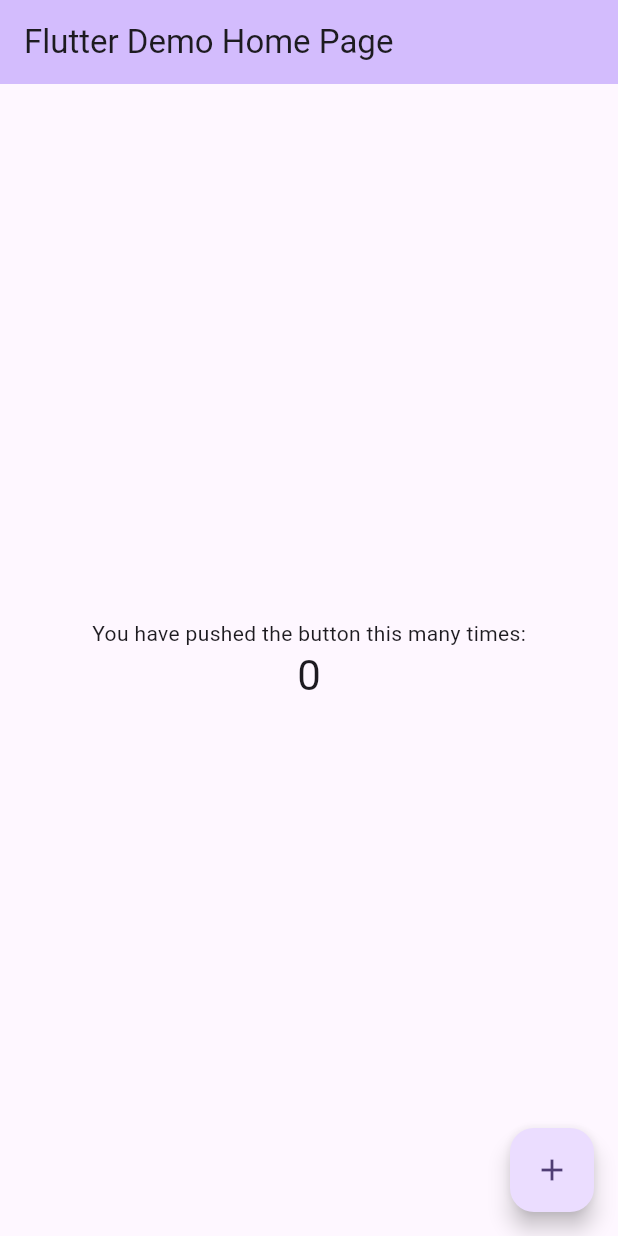
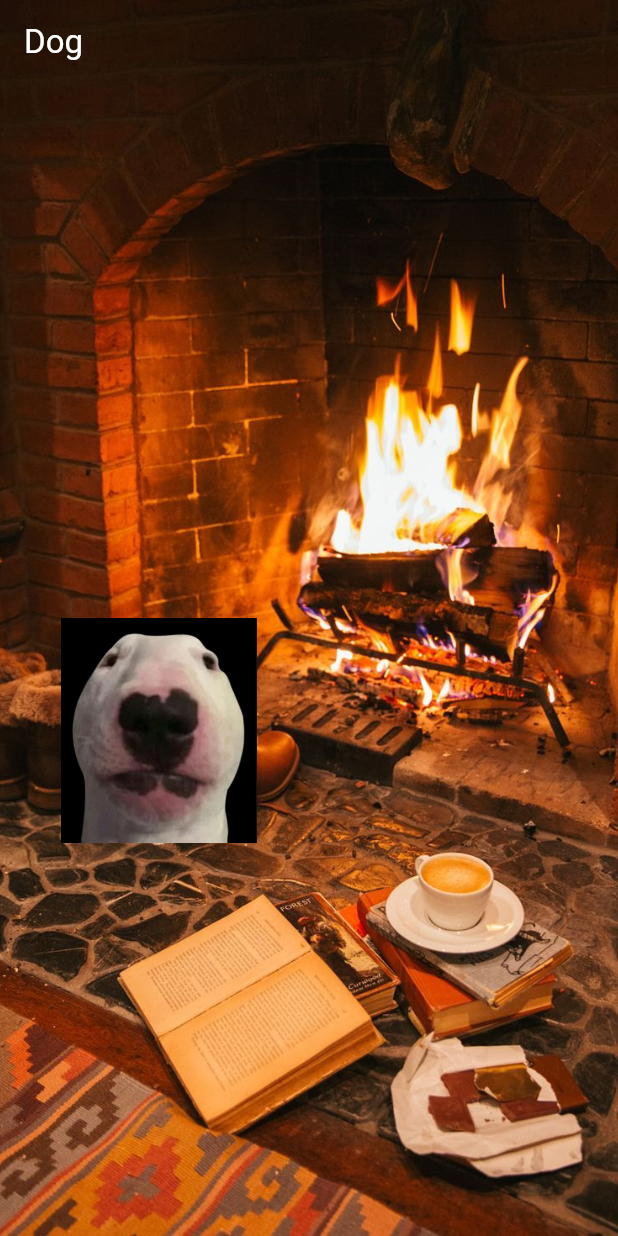
Before and after one commit to frykher/my-talking-dog, a Flutter app: the screen it shows after launch, on a phone screen of 412 x 824 dp. Run offline on Flutter 3.47's test engine with Material 2 defaults, Android fonts, the phone set to English and light mode, and no system bars.

Commit message:
basic layout

```diff
--- /dev/null
+++ b/lib/dog.dart
@@ -0,0 +1,26 @@
+import 'package:flutter/material.dart';
+
+class Dog extends StatelessWidget {
+  const Dog({
+    super.key,
+  });
+
+  @override
+  Widget build(BuildContext context) {
+    return Container(
+        decoration: const BoxDecoration(
+            image: DecorationImage(
+          image: AssetImage('assets/talking-dog-wallpaper.jpeg'),
+          fit: BoxFit.cover,
+        )),
+        child: Container(
+          margin: const EdgeInsets.only(top: 150, right: 200),
+          child: const Center(
+              child: Image(
+            image: AssetImage('assets/dog.png'),
+            width: 150,
+            height: 150,
+          )),
+        ));
+  }
+}
--- a/lib/main.dart
+++ b/lib/main.dart
@@ -1,4 +1,5 @@
 import 'package:flutter/material.dart';
+import 'package:my_talking_dog/dog.dart';
 
 void main() {
   runApp(const MyApp());
@@ -13,58 +14,26 @@ class MyApp extends StatelessWidget {
     return MaterialApp(
       title: 'Flutter Demo',
       theme: ThemeData(
-        colorScheme: ColorScheme.fromSeed(seedColor: Colors.deepPurple),
         useMaterial3: true,
       ),
-      home: const MyHomePage(title: 'Flutter Demo Home Page'),
+      home: const MyHomePage(),
     );
   }
 }
 
-class MyHomePage extends StatefulWidget {
-  const MyHomePage({super.key, required this.title});
-
-  final String title;
-
-  @override
-  State<MyHomePage> createState() => _MyHomePageState();
-}
-
-class _MyHomePageState extends State<MyHomePage> {
-  int _counter = 0;
-
-  void _incrementCounter() {
-    setState(() {
-      _counter++;
-    });
-  }
+class MyHomePage extends StatelessWidget {
+  const MyHomePage({super.key});
 
   @override
   Widget build(BuildContext context) {
     return Scaffold(
       appBar: AppBar(
-        backgroundColor: Theme.of(context).colorScheme.inversePrimary,
-        title: Text(widget.title),
+        title: Text('Dog', style: TextStyle(color: Colors.white)),
+        elevation: 0,
+        backgroundColor: Colors.transparent,
       ),
-      body: Center(
-        child: Column(
-          mainAxisAlignment: MainAxisAlignment.center,
-          children: <Widget>[
-            const Text(
-              'You have pushed the button this many times:',
-            ),
-            Text(
-              '$_counter',
-              style: Theme.of(context).textTheme.headlineMedium,
-            ),
-          ],
-        ),
-      ),
-      floatingActionButton: FloatingActionButton(
-        onPressed: _incrementCounter,
-        tooltip: 'Increment',
-        child: const Icon(Icons.add),
-      ),
+      extendBodyBehindAppBar: true,
+      body: Dog(),
     );
   }
 }
--- a/pubspec.yaml
+++ b/pubspec.yaml
@@ -23,6 +23,7 @@ flutter:
 
   assets:
     - assets/talking-dog-wallpaper.jpeg
+    - assets/dog.png
 
   # An image asset can refer to one or more resolution-specific "variants", see
   # https://flutter.dev/assets-and-images/#resolution-aware
```
Also changed, not shown: assets/dog.png (added).
